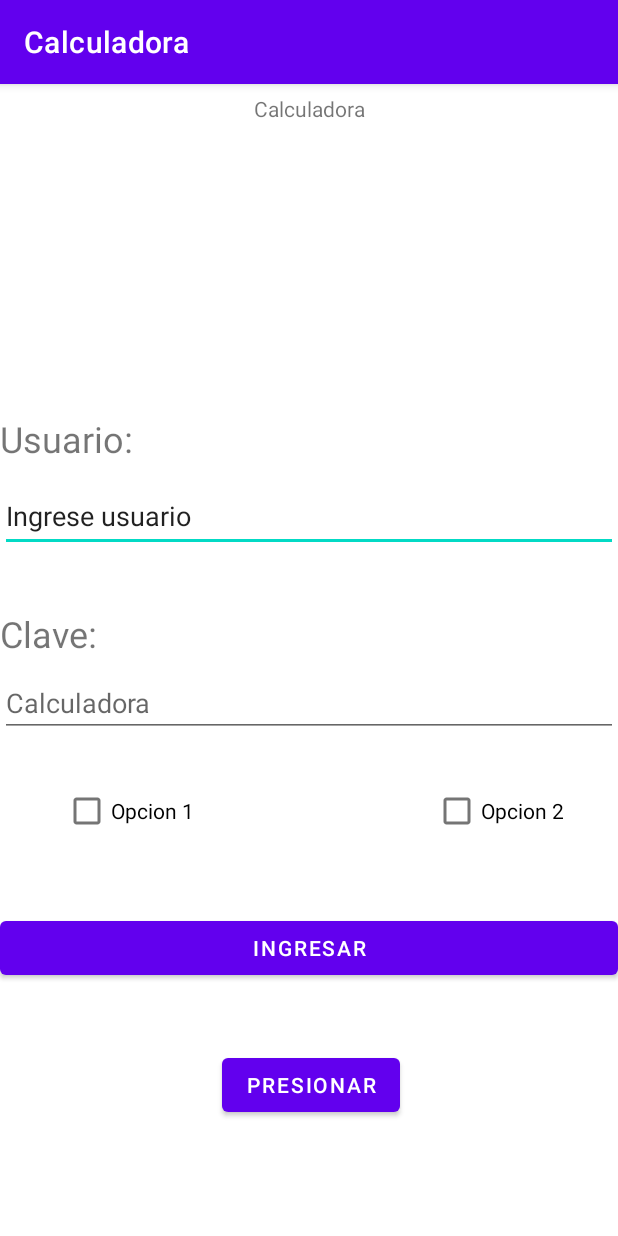
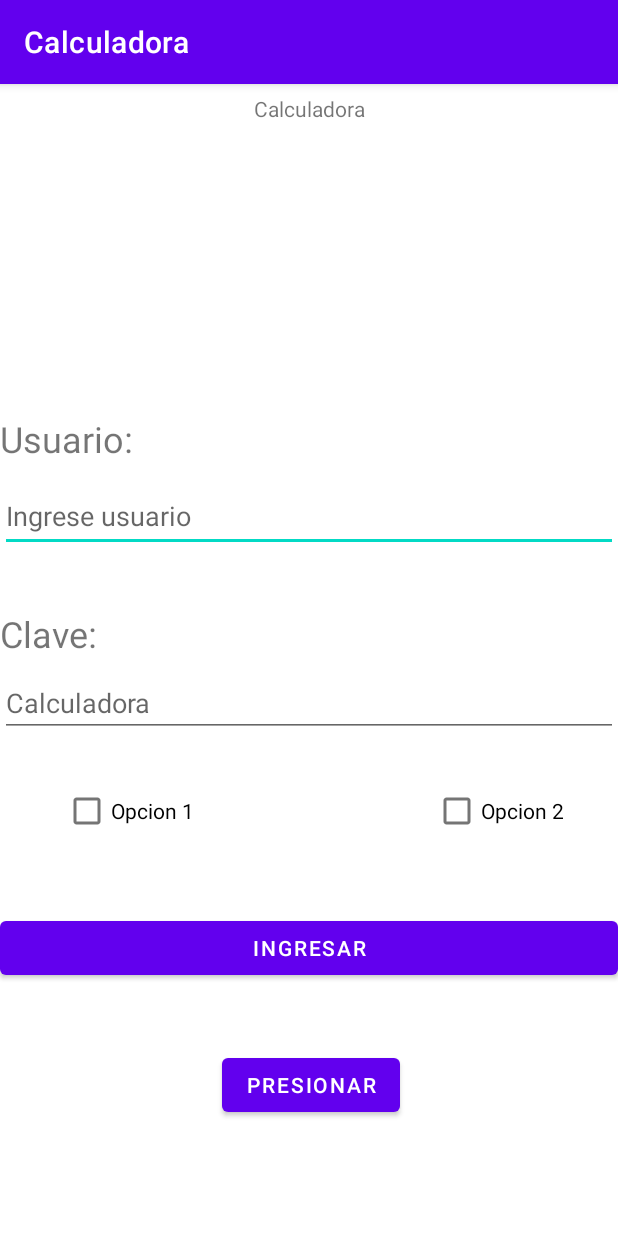
Before and after one commit to JoseAngel9911/Calculadora_desde_PC_Personal, an Android app: the screen it shows after launch (MainActivity), on a phone screen of 412 x 824 dp. Run offline under Robolectric (Android 15) with nearby library versions, the phone set to English and light mode, and no system bars.

Commit message:
Commit prueba

```diff
--- a/app/src/main/res/layout/activity_main.xml
+++ b/app/src/main/res/layout/activity_main.xml
@@ -47,7 +47,7 @@
         android:ems="10"
         android:inputType="textPersonName"
         android:minHeight="48dp"
-        android:text="Ingrese usuario"
+        android:hint="Ingrese usuario"
         app:layout_constraintTop_toBottomOf="@+id/txtUser"
         tools:layout_editor_absoluteX="0dp" />
 
```
